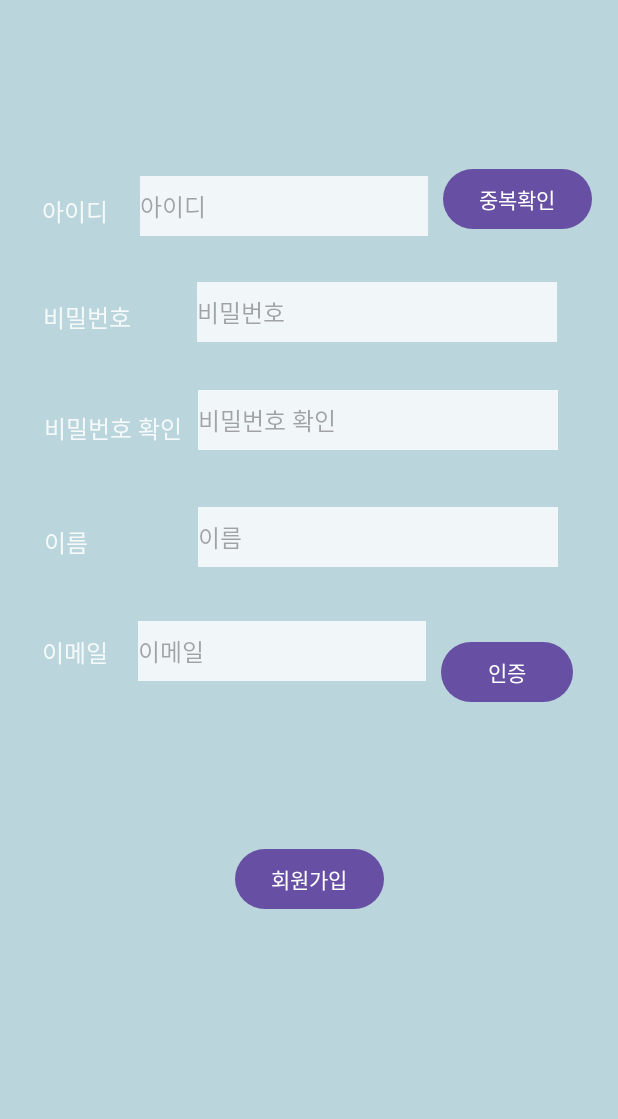
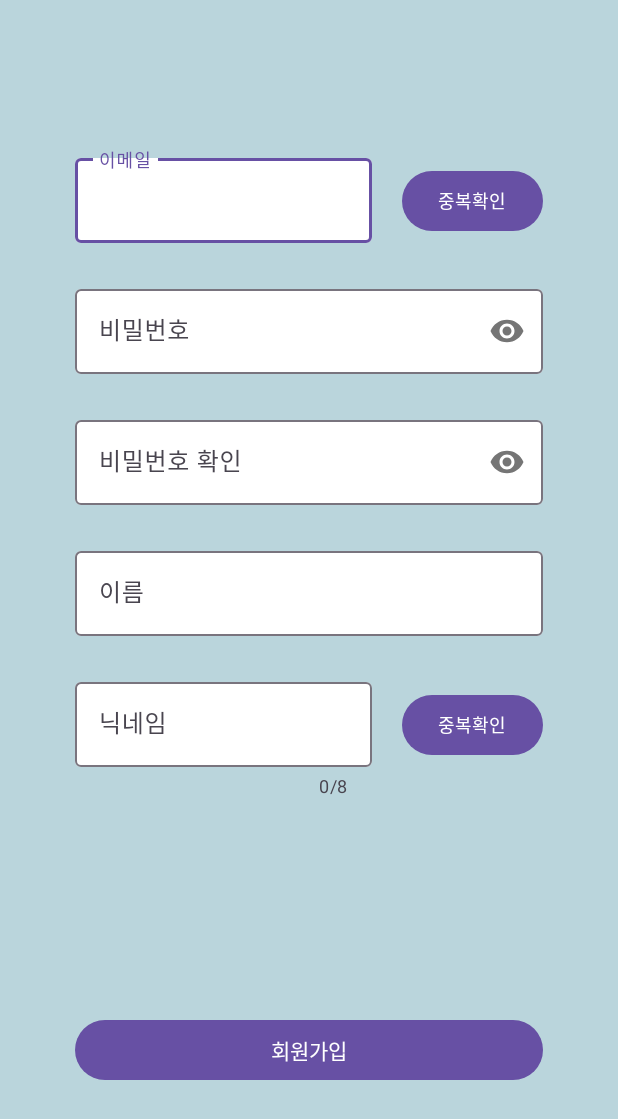
Before and after one commit to dlls21/NHG, an Android app: the layout activity_join.xml on its own in the app's theme, with its tools: preview values and no code run, on a phone screen of 412 x 824 dp. Shown: the top 1119 px of the screen. Run offline under Robolectric (Android 15) with nearby library versions, the phone set to English and light mode, and no system bars.

Commit message:
로그인 화면에서 TextView 버튼화 하기(미완) / 회원가입 화면에서 Firebase랑 Database 연동 구현(미완)

```diff
--- a/app/build.gradle
+++ b/app/build.gradle
@@ -1,6 +1,7 @@
 plugins {
     id 'com.android.application'
     id 'com.google.android.libraries.mapsplatform.secrets-gradle-plugin'
+    id 'com.google.gms.google-services'
 }
 
 android {
@@ -44,6 +45,8 @@ dependencies {
     implementation 'androidx.lifecycle:lifecycle-viewmodel-ktx:2.4.1'
     implementation 'androidx.navigation:navigation-fragment:2.5.2'
     implementation 'androidx.navigation:navigation-ui:2.5.2'
+    implementation 'com.google.firebase:firebase-auth:21.1.0'
+    implementation 'com.google.firebase:firebase-database:20.1.0'
     testImplementation 'junit:junit:4.13.2'
     androidTestImplementation 'androidx.test.ext:junit:1.1.5'
     androidTestImplementation 'androidx.test.espresso:espresso-core:3.5.1'
--- a/app/src/main/java/com/toyproject/nhg/IntroActivity.java
+++ b/app/src/main/java/com/toyproject/nhg/IntroActivity.java
@@ -9,7 +9,7 @@ import android.widget.Toast;
 
 import com.example.nhg.R;
 
-public class IntroActivity extends AppCompatActivity {
+public class IntroActivity extends AppCompatActivity {  // 로딩 하는 모습 구현하기(수 초간)
 
     private long curTime = System.currentTimeMillis();
     private long backBtnTime = 0;   // 뒤로 가기 종료
@@ -21,10 +21,8 @@ public class IntroActivity extends AppCompatActivity {
 
         Intent intent = new Intent(getApplicationContext(), LoginActivity.class);
 
-        if ((int) curTime == 2) {   // 화면 띄운지 2초 지나면 다음 화면으로 전환
             startActivity(intent);
             finish();
-        }
     }
 
     // 뒤로 가기 키 두 번 누르면 종료
--- a/app/src/main/res/layout/activity_join.xml
+++ b/app/src/main/res/layout/activity_join.xml
@@ -6,189 +6,165 @@
     android:layout_height="match_parent"
     android:background="#BAD5DC">
 
-    <TextView
-        android:id="@+id/tv_join_id"
+    <com.google.android.material.textfield.TextInputLayout
+        android:id="@+id/til_join_email"
+        android:layout_width="0dp"
+        android:layout_height="wrap_content"
+        android:layout_marginStart="50dp"
+        android:layout_marginTop="100dp"
+        android:layout_marginEnd="20dp"
+        app:boxBackgroundColor="@color/white"
+        app:layout_constraintBottom_toBottomOf="parent"
+        app:layout_constraintEnd_toStartOf="@+id/btn_join_email_check"
+        app:layout_constraintHorizontal_bias="0.0"
+        app:layout_constraintStart_toStartOf="parent"
+        app:layout_constraintTop_toTopOf="parent"
+        app:layout_constraintVertical_bias="0.0">
+
+        <com.google.android.material.textfield.TextInputEditText
+            android:id="@+id/tiet_join_email"
+            android:layout_width="match_parent"
+            android:layout_height="wrap_content"
+            android:hint="이메일"
+            android:inputType="text|textEmailAddress"
+            android:textColor="@color/black" />
+
+    </com.google.android.material.textfield.TextInputLayout>
+
+    <Button
+        android:id="@+id/btn_join_email_check"
         android:layout_width="wrap_content"
         android:layout_height="wrap_content"
-        android:text="아이디"
-        android:textColor="#D9FFFFFF"
-        android:textSize="16sp"
-        app:layout_constraintBottom_toBottomOf="parent"
+        android:layout_marginTop="10dp"
+        android:layout_marginEnd="50dp"
+        android:text="중복확인"
+        android:textSize="12sp"
+        app:layout_constraintBottom_toBottomOf="@+id/til_join_email"
         app:layout_constraintEnd_toEndOf="parent"
-        app:layout_constraintHorizontal_bias="0.076"
+        app:layout_constraintHorizontal_bias="1.0"
+        app:layout_constraintStart_toEndOf="@+id/til_join_email"
+        app:layout_constraintTop_toTopOf="@+id/til_join_email"
+        app:layout_constraintVertical_bias="0.0" />
+
+    <com.google.android.material.textfield.TextInputLayout
+        android:id="@+id/til_join_pw"
+        android:layout_width="0dp"
+        android:layout_height="wrap_content"
+        android:layout_marginStart="50dp"
+        android:layout_marginTop="25dp"
+        android:layout_marginEnd="50dp"
+        app:boxBackgroundColor="@color/white"
+        app:layout_constraintEnd_toEndOf="parent"
         app:layout_constraintStart_toStartOf="parent"
-        app:layout_constraintTop_toTopOf="parent"
-        app:layout_constraintVertical_bias="0.161" />
+        app:layout_constraintTop_toBottomOf="@+id/til_join_email"
+        app:passwordToggleEnabled="true">
+
+        <com.google.android.material.textfield.TextInputEditText
+            android:id="@+id/tiet_join_pw"
+            android:layout_width="match_parent"
+            android:layout_height="wrap_content"
+            android:hint="비밀번호"
+            android:inputType="text|textPassword"
+            android:textColor="@color/black" />
+    </com.google.android.material.textfield.TextInputLayout>
+
+    <com.google.android.material.textfield.TextInputLayout
+        android:id="@+id/til_join_pwcheck"
+        android:layout_width="0dp"
+        android:layout_height="wrap_content"
+        android:layout_marginStart="50dp"
+        android:layout_marginTop="25dp"
+        android:layout_marginEnd="50dp"
+        app:boxBackgroundColor="@color/white"
+        app:layout_constraintEnd_toEndOf="parent"
+        app:layout_constraintHorizontal_bias="1.0"
+        app:layout_constraintStart_toStartOf="parent"
+        app:layout_constraintTop_toBottomOf="@+id/til_join_pw"
+        app:passwordToggleEnabled="true">
+
+        <com.google.android.material.textfield.TextInputEditText
+            android:id="@+id/tiet_join_pwcheck"
+            android:layout_width="match_parent"
+            android:layout_height="wrap_content"
+            android:hint="비밀번호 확인"
+            android:inputType="text|textPassword"
+            android:textColor="@color/black" />
+    </com.google.android.material.textfield.TextInputLayout>
+
+    <com.google.android.material.textfield.TextInputLayout
+        android:id="@+id/til_join_name"
+        android:layout_width="0dp"
+        android:layout_height="wrap_content"
+        android:layout_marginStart="50dp"
+        android:layout_marginTop="25dp"
+        android:layout_marginEnd="50dp"
+        app:boxBackgroundColor="@color/white"
+        app:layout_constraintEnd_toEndOf="parent"
+        app:layout_constraintHorizontal_bias="0.0"
+        app:layout_constraintStart_toStartOf="parent"
+        app:layout_constraintTop_toBottomOf="@+id/til_join_pwcheck">
+
+        <com.google.android.material.textfield.TextInputEditText
+            android:id="@+id/tiet_join_name"
+            android:layout_width="match_parent"
+            android:layout_height="wrap_content"
+            android:hint="이름"
+            android:inputType="text|textPassword"
+            android:textColor="@color/black" />
+    </com.google.android.material.textfield.TextInputLayout>
+
+    <com.google.android.material.textfield.TextInputLayout
+        android:id="@+id/til_join_nickname"
+        android:layout_width="0dp"
+        android:layout_height="wrap_content"
+        android:layout_marginStart="50dp"
+        android:layout_marginTop="25dp"
+        android:layout_marginEnd="20dp"
+        app:boxBackgroundColor="@color/white"
+        app:counterEnabled="true"
+        app:counterMaxLength="8"
+        app:layout_constraintEnd_toStartOf="@+id/btn_join_nick_check"
+        app:layout_constraintHorizontal_bias="0.0"
+        app:layout_constraintStart_toStartOf="parent"
+        app:layout_constraintTop_toBottomOf="@+id/til_join_name">
+
+        <com.google.android.material.textfield.TextInputEditText
+            android:id="@+id/tiet_join_nickname"
+            android:layout_width="match_parent"
+            android:layout_height="wrap_content"
+            android:hint="닉네임"
+            android:inputType="text|textPassword"
+            android:textColor="@color/black" />
+    </com.google.android.material.textfield.TextInputLayout>
 
     <Button
-        android:id="@+id/btn_join_id_check"
+        android:id="@+id/btn_join_nick_check"
         android:layout_width="wrap_content"
         android:layout_height="wrap_content"
+        android:layout_marginTop="10dp"
+        android:layout_marginEnd="50dp"
         android:text="중복확인"
-        app:layout_constraintBottom_toBottomOf="parent"
+        android:textSize="12sp"
+        app:layout_constraintBottom_toBottomOf="@+id/til_join_nickname"
         app:layout_constraintEnd_toEndOf="parent"
-        app:layout_constraintHorizontal_bias="0.36"
-        app:layout_constraintStart_toEndOf="@+id/et_join_id"
-        app:layout_constraintTop_toTopOf="parent"
-        app:layout_constraintVertical_bias="0.14" />
-
-    <EditText
-        android:id="@+id/et_join_id"
-        android:layout_width="192dp"
-        android:layout_height="40dp"
-        android:background="#CCFFFFFF"
-        android:ems="10"
-        android:hint="아이디"
-        android:inputType="text"
-        android:textSize="16sp"
-        app:layout_constraintBottom_toBottomOf="parent"
-        app:layout_constraintEnd_toEndOf="parent"
-        app:layout_constraintHorizontal_bias="0.143"
-        app:layout_constraintStart_toEndOf="@+id/tv_join_id"
-        app:layout_constraintTop_toTopOf="parent"
-        app:layout_constraintVertical_bias="0.15" />
-
-    <EditText
-        android:id="@+id/et_join_pw"
-        android:layout_width="240dp"
-        android:layout_height="40dp"
-        android:background="#CCFFFFFF"
-        android:ems="10"
-        android:hint="비밀번호"
-        android:inputType="textPassword"
-        android:textSize="16sp"
-        app:layout_constraintBottom_toBottomOf="parent"
-        app:layout_constraintEnd_toEndOf="parent"
-        app:layout_constraintHorizontal_bias="0.518"
-        app:layout_constraintStart_toEndOf="@+id/tv_join_pw"
-        app:layout_constraintTop_toBottomOf="@+id/et_join_id"
-        app:layout_constraintVertical_bias="0.049" />
-
-    <TextView
-        android:id="@+id/tv_join_pw"
-        android:layout_width="wrap_content"
-        android:layout_height="wrap_content"
-        android:text="비밀번호"
-        android:textColor="#D9FFFFFF"
-        android:textSize="16sp"
-        app:layout_constraintBottom_toBottomOf="parent"
-        app:layout_constraintEnd_toEndOf="parent"
-        app:layout_constraintHorizontal_bias="0.082"
-        app:layout_constraintStart_toStartOf="parent"
-        app:layout_constraintTop_toBottomOf="@+id/tv_join_id"
-        app:layout_constraintVertical_bias="0.072" />
-
-    <EditText
-        android:id="@+id/et_join_pw_check"
-        android:layout_width="240dp"
-        android:layout_height="40dp"
-        android:background="#CCFFFFFF"
-        android:ems="10"
-        android:hint="비밀번호 확인"
-        android:inputType="textPassword"
-        android:textSize="16sp"
-        app:layout_constraintBottom_toBottomOf="parent"
-        app:layout_constraintEnd_toEndOf="parent"
-        app:layout_constraintHorizontal_bias="0.204"
-        app:layout_constraintStart_toEndOf="@+id/tv_join_pw_check"
-        app:layout_constraintTop_toBottomOf="@+id/et_join_pw"
-        app:layout_constraintVertical_bias="0.058" />
-
-    <TextView
-        android:id="@+id/tv_join_email"
-        android:layout_width="wrap_content"
-        android:layout_height="wrap_content"
-        android:text="이메일"
-        android:textColor="#D9FFFFFF"
-        android:textSize="16sp"
-        app:layout_constraintBottom_toBottomOf="parent"
-        app:layout_constraintEnd_toEndOf="parent"
-        app:layout_constraintHorizontal_bias="0.076"
-        app:layout_constraintStart_toStartOf="parent"
-        app:layout_constraintTop_toBottomOf="@+id/tv_join_name"
-        app:layout_constraintVertical_bias="0.116" />
-
-    <TextView
-        android:id="@+id/tv_join_name"
-        android:layout_width="wrap_content"
-        android:layout_height="wrap_content"
-        android:text="이름"
-        android:textColor="#D9FFFFFF"
-        android:textSize="16sp"
-        app:layout_constraintBottom_toBottomOf="parent"
-        app:layout_constraintEnd_toEndOf="parent"
-        app:layout_constraintHorizontal_bias="0.076"
-        app:layout_constraintStart_toStartOf="parent"
-        app:layout_constraintTop_toBottomOf="@+id/tv_join_pw_check"
-        app:layout_constraintVertical_bias="0.103" />
-
-    <TextView
-        android:id="@+id/tv_join_pw_check"
-        android:layout_width="wrap_content"
-        android:layout_height="wrap_content"
-        android:text="비밀번호 확인"
-        android:textColor="#D9FFFFFF"
-        android:textSize="16sp"
-        app:layout_constraintBottom_toBottomOf="parent"
-        app:layout_constraintEnd_toEndOf="parent"
-        app:layout_constraintHorizontal_bias="0.091"
-        app:layout_constraintStart_toStartOf="parent"
-        app:layout_constraintTop_toBottomOf="@+id/tv_join_pw"
-        app:layout_constraintVertical_bias="0.087" />
-
-    <EditText
-        android:id="@+id/et_join_pw_check2"
-        android:layout_width="240dp"
-        android:layout_height="40dp"
-        android:background="#CCFFFFFF"
-        android:ems="10"
-        android:hint="이름"
-        android:inputType="text"
-        android:textSize="16sp"
-        app:layout_constraintBottom_toBottomOf="parent"
-        app:layout_constraintEnd_toEndOf="parent"
-        app:layout_constraintHorizontal_bias="0.204"
-        app:layout_constraintStart_toEndOf="@+id/tv_join_pw_check"
-        app:layout_constraintTop_toBottomOf="@+id/et_join_pw_check"
-        app:layout_constraintVertical_bias="0.078" />
-
-    <EditText
-        android:id="@+id/et_join_email"
-        android:layout_width="192dp"
-        android:layout_height="40dp"
-        android:background="#CCFFFFFF"
-        android:ems="10"
-        android:hint="이메일"
-        android:inputType="text|textEmailAddress"
-        android:textSize="16sp"
-        app:layout_constraintBottom_toBottomOf="parent"
-        app:layout_constraintEnd_toEndOf="parent"
-        app:layout_constraintHorizontal_bias="0.136"
-        app:layout_constraintStart_toEndOf="@+id/tv_join_email"
-        app:layout_constraintTop_toBottomOf="@+id/et_join_pw_check2"
-        app:layout_constraintVertical_bias="0.088" />
+        app:layout_constraintHorizontal_bias="0.45"
+        app:layout_constraintStart_toEndOf="@+id/til_join_nickname"
+        app:layout_constraintTop_toTopOf="@+id/til_join_nickname"
+        app:layout_constraintVertical_bias="0.0" />
 
     <Button
-        android:id="@+id/btn_join_id_check2"
-        android:layout_width="wrap_content"
+        android:id="@+id/btn_join"
+        android:layout_width="0dp"
         android:layout_height="wrap_content"
-        android:text="인증"
-        app:layout_constraintBottom_toBottomOf="parent"
-        app:layout_constraintEnd_toEndOf="parent"
-        app:layout_constraintHorizontal_bias="0.256"
-        app:layout_constraintStart_toEndOf="@+id/et_join_email"
-        app:layout_constraintTop_toTopOf="parent"
-        app:layout_constraintVertical_bias="0.546" />
-
-    <Button
-        android:id="@+id/btn_join_join"
-        android:layout_width="wrap_content"
-        android:layout_height="wrap_content"
+        android:layout_marginStart="50dp"
+        android:layout_marginEnd="50dp"
+        android:layout_marginBottom="100dp"
         android:text="회원가입"
         app:layout_constraintBottom_toBottomOf="parent"
         app:layout_constraintEnd_toEndOf="parent"
+        app:layout_constraintHorizontal_bias="0.0"
         app:layout_constraintStart_toStartOf="parent"
-        app:layout_constraintTop_toTopOf="parent"
-        app:layout_constraintVertical_bias="0.724" />
+        app:layout_constraintTop_toBottomOf="@+id/til_join_nickname"
+        app:layout_constraintVertical_bias="1.0" />
 
 </androidx.constraintlayout.widget.ConstraintLayout>
--- a/build.gradle
+++ b/build.gradle
@@ -1,4 +1,8 @@
-// Top-level build file where you can add configuration options common to all sub-projects/modules.
+buildscript {
+    dependencies {
+        classpath 'com.google.gms:google-services:4.3.14'
+    }
+}// Top-level build file where you can add configuration options common to all sub-projects/modules.
 plugins {
     id 'com.android.application' version '8.0.0' apply false
     id 'com.android.library' version '8.0.0' apply false
```
Also changed, not shown: app/src/main/AndroidManifest.xml (+6 -1 lines), app/src/main/java/com/toyproject/nhg/JoinActivity.java (added, +114 -0 lines), app/src/main/java/com/toyproject/nhg/LoginActivity.java (+28 -5 lines), app/src/main/java/com/toyproject/nhg/LoginResultActivity.java (+11 -1 lines), app/src/main/java/com/toyproject/nhg/UserAccount.java (added, +56 -0 lines), app/src/main/res/layout/activity_login.xml (+29 -25 lines).
